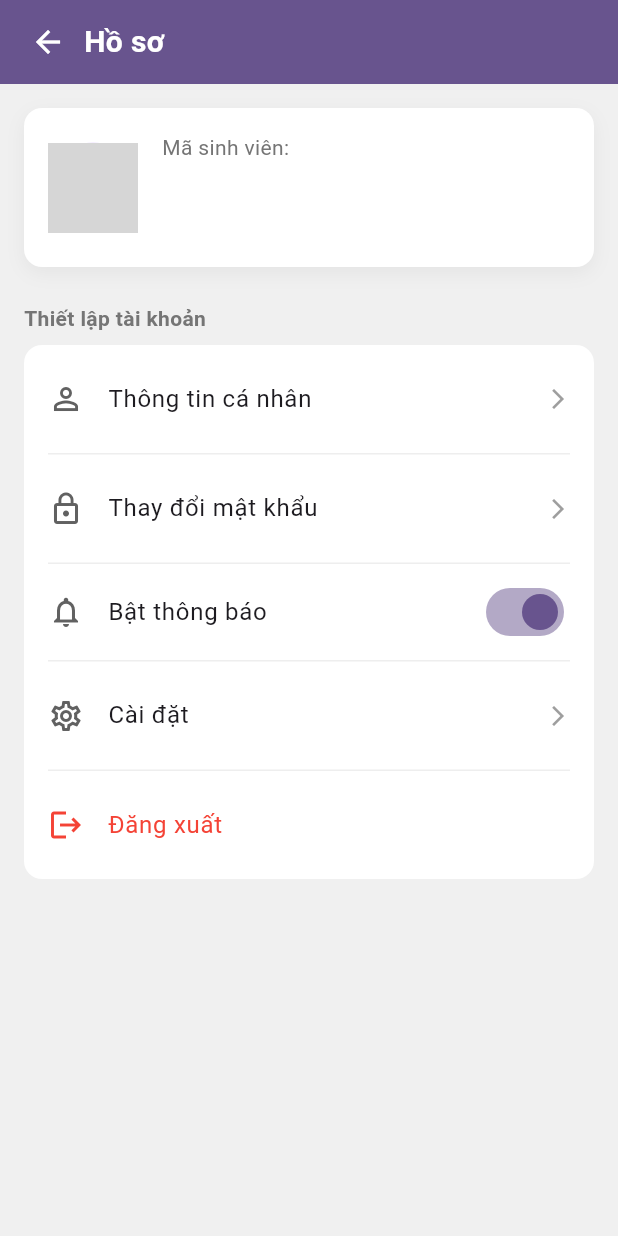
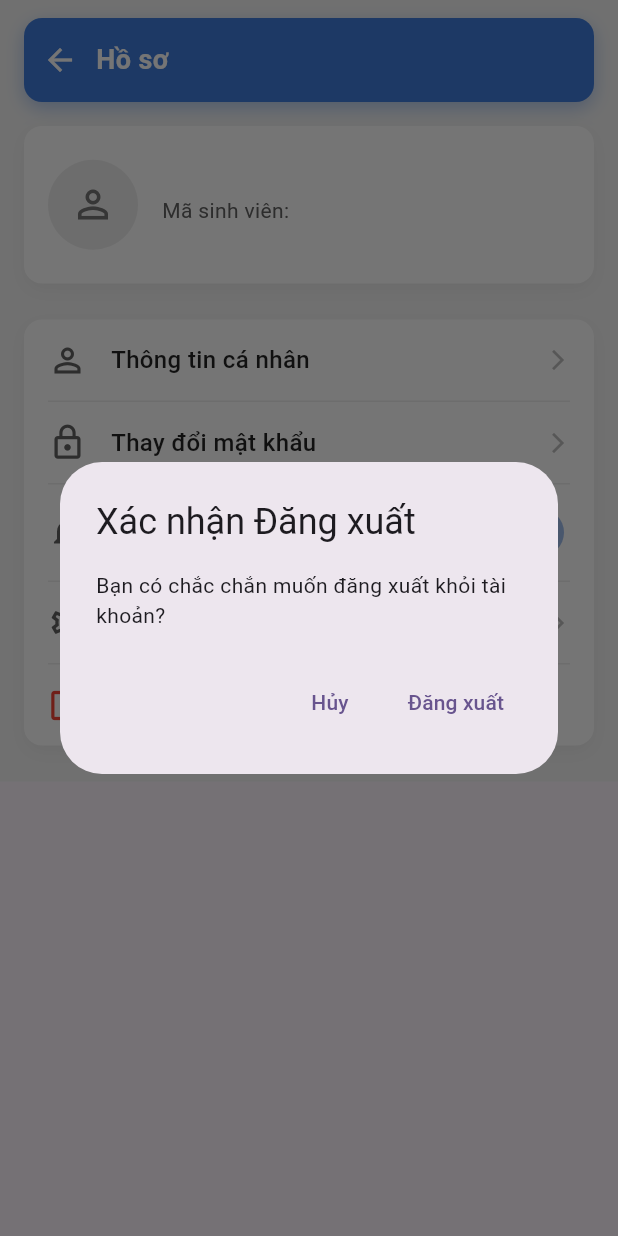
Before and after one commit to thanglele/CSE441_LapTrinhTrenCacThietBiDiDong, a Flutter app: the ProfileMenuScreen widget shown alone on an empty page, opened directly with empty values, after a tap on "Đăng xuất", on a phone screen of 412 x 824 dp. Run offline on Flutter 3.47's test engine with Material 3 defaults, Android fonts, the light colour scheme and no system bars; Roboto replaces fonts that are missing (Ubuntu); grey boxes are pictures that could not be loaded.

Commit message:
Menu Hồ sơ áp dụng theme & Logout

```diff
--- a/mytlu/lib/Students/profile/screens/profile_menu_screen.dart
+++ b/mytlu/lib/Students/profile/screens/profile_menu_screen.dart
@@ -1,14 +1,18 @@
 import 'package:flutter/material.dart';
 import 'package:mytlu/Students/profile/models/student_profile.dart';
-import 'package:mytlu/Students/profile/screens/profile_screen.dart'; // Màn hình "Thông tin cá nhân"
-// (Bạn cũng cần import màn hình "Thay đổi mật khẩu" ở đây)
-// import 'package:mytlu/Students/profile/screens/change_password_screen.dart';
+import 'package:mytlu/Students/theme/app_theme.dart';
 
-/// Màn hình "Menu Hồ sơ" (Tab 3)
-/// Nó nhận dữ liệu profile và 1 hàm callback để quay về tab "Lịch học"
-class ProfileMenuScreen extends StatefulWidget {
+import 'package:mytlu/Students/profile/screens/profile_screen.dart';
+
+import 'package:mytlu/services/user_session.dart';
+
+import 'package:mytlu/presentation/splash_screen.dart';
+
+/// Đây là màn hình "Menu Hồ sơ" (nội dung của Tab 3)
+class ProfileMenuScreen extends StatelessWidget {
+
   final StudentProfile profile;
-  final ValueChanged<int> onSwitchTab; // Hàm callback để đổi tab
+  final Function(int) onSwitchTab; // Hàm để quay về 'Lịch học'
 
   const ProfileMenuScreen({
     super.key,
@@ -17,78 +21,39 @@ class ProfileMenuScreen extends StatefulWidget {
   });
 
   @override
-  State<ProfileMenuScreen> createState() => _ProfileMenuScreenState();
-}
+  Widget build(BuildContext context) {
 
-class _ProfileMenuScreenState extends State<ProfileMenuScreen> {
-  bool _notificationsEnabled = true; // State cho nút gạt
+    return Container(
+      color: const Color(0xFFF5F5F5),
+      child: SingleChildScrollView(
+        child: Column(
+          children: [
 
-  @override
-  Widget build(BuildContext context) {
-    // Lấy màu từ Theme (Giả sử theme của bạn có màu này)
-    final Color primaryColor = Theme.of(context).primaryColor; // #407CDC
+            const SizedBox(height: 12),
 
-    return Scaffold(
-      backgroundColor: Color(0xFFF0F0F0), // Màu nền xám nhạt
-      body: Column(
-        children: [
-          // 1. THANH TITLE "HỒ SƠ" (Theo yêu cầu của bạn)
+            // 1. Thanh TitleBar "<-- Hồ sơ"
+            _buildTitleBar(context),
+
+            const SizedBox(height: 16),
+
+            // 2. Thẻ thông tin (UserCard)
+            _buildProfileCard(profile),
+
+            const SizedBox(height: 24),
+
+            // 3. Menu
             Container(
-            color: primaryColor,
-            child: SafeArea(
-              bottom: false,
-              child: Container(
-                padding: EdgeInsets.symmetric(horizontal: 8, vertical: 4),
-                child: Row(
-                  children: [
-                    IconButton(
-                      icon: Icon(Icons.arrow_back, color: Colors.white),
-                      onPressed: () {
-                        // Yêu cầu: "khi bấm mũi tên quay về thì quay về lịch học"
-                        // Gọi hàm callback, truyền vào index 0 (Lịch học)
-                        widget.onSwitchTab(0);
-                      },
-                    ),
-                    Text(
-                      'Hồ sơ',
-                      style: TextStyle(
-                        fontSize: 20,
-                        fontWeight: FontWeight.bold,
-                        fontFamily: 'Ubuntu',
-                        color: Colors.white,
-                      ),
-                    ),
-                  ],
-                ),
-              ),
-            ),
-          ),
-
-          // 2. NỘI DUNG CHÍNH (Cuộn được)
-          Expanded(
-            child: ListView(
-              padding: EdgeInsets.all(16.0),
-              children: [
-                // Thẻ thông tin sinh viên
-                _buildProfileCard(widget.profile),
-
-                SizedBox(height: 24),
-
-                // Danh sách cài đặt
-                Text(
-                  'Thiết lập tài khoản',
-                  style: TextStyle(
-                    color: Colors.grey[600],
-                    fontWeight: FontWeight.bold,
-                    fontSize: 14,
-                  ),
-                ),
-                SizedBox(height: 8),
-
-                Container(
+              margin: const EdgeInsets.symmetric(horizontal: 16),
               decoration: BoxDecoration(
                 color: Colors.white,
                 borderRadius: BorderRadius.circular(12),
+                boxShadow: [
+                  BoxShadow(
+                    color: Colors.black.withAlpha(13),
+                    blurRadius: 10,
+                    offset: Offset(0, 4),
+                  )
+                ],
               ),
               child: Column(
                 children: [
@@ -97,7 +62,7 @@ class _ProfileMenuScreenState extends State<ProfileMenuScreen> {
                     text: 'Thông tin cá nhân',
                     icon: Icons.person_outline,
                     onTap: () {
-                          // ĐÃ THÊM: Điều hướng đến màn hình chi tiết
+                      // Điều hướng đến màn hình profile
                       Navigator.push(
                         context,
                         MaterialPageRoute(
@@ -112,30 +77,24 @@ class _ProfileMenuScreenState extends State<ProfileMenuScreen> {
                     text: 'Thay đổi mật khẩu',
                     icon: Icons.lock_outline,
                     onTap: () {
-                          // (Điều hướng đến màn hình Thay đổi mật khẩu)
-                          // Navigator.push(context, MaterialPageRoute(
-                          //   builder: (context) => ChangePasswordScreen(),
-                          // ));
+                      // TODO: Điều hướng đến ChangePasswordScreen
                     },
                   ),
                   _buildDivider(),
 
-                      // Hàng đặc biệt cho Nút gạt
+                  //  Nút gạt
                   SwitchListTile(
-                        value: _notificationsEnabled,
-                        onChanged: (value) {
-                          setState(() {
-                            _notificationsEnabled = value;
-                          });
+                    title: const Text(
+                      'Bật thông báo',
+                      style: TextStyle(fontSize: 16, fontWeight: FontWeight.w500),
+                    ),
+                    value: true, // (Bạn sẽ cần biến state ở đây sau)
+                    onChanged: (bool value) {
+                      // TODO: Xử lý bật/tắt thông báo
                     },
-                        title: Text(
-                          'Bật thông báo',
-                          style: TextStyle(fontSize: 16, fontFamily: 'Ubuntu'),
-                        ),
                     secondary: Icon(Icons.notifications_none, color: Colors.grey[700]),
-                        // 'activeColor' is deprecated. Use 'activeThumbColor' and 'activeTrackColor'.
-                        activeThumbColor: primaryColor,
-                        activeTrackColor: primaryColor.withAlpha(128), // 50% opacity
+                    activeThumbColor: AppTheme.primaryColor,
+                    activeTrackColor: AppTheme.primaryColor.withAlpha(128),
                     contentPadding: EdgeInsets.symmetric(horizontal: 16, vertical: 4),
                   ),
 
@@ -144,30 +103,111 @@ class _ProfileMenuScreenState extends State<ProfileMenuScreen> {
                     context: context,
                     text: 'Cài đặt',
                     icon: Icons.settings_outlined,
-                        onTap: () {},
+                    onTap: () {
+                      // TODO: Điều hướng đến SettingsScreen
+                    },
                   ),
                   _buildDivider(),
-
-                      // Hàng đặc biệt cho Đăng xuất
-                      ListTile(
-                        leading: Icon(Icons.logout, color: Colors.red),
-                        title: Text(
-                          'Đăng xuất',
-                          style: TextStyle(
-                            fontSize: 16,
-                            fontFamily: 'Ubuntu',
-                            color: Colors.red, // Màu đỏ
-                          ),
-                        ),
+                  _buildMenuRow(
+                    context: context,
+                    text: 'Đăng xuất',
+                    icon: Icons.logout,
+                    color: Colors.red,
                     onTap: () {
-                          // (Gọi hàm đăng xuất từ UserSession)
+                      //  2. GỌI HÀM XỬ LÝ ĐĂNG XUẤT
+                      _handleLogout(context);
                     },
-                        contentPadding: EdgeInsets.symmetric(horizontal: 16, vertical: 8),
                   ),
                 ],
               ),
             ),
+            const SizedBox(height: 24), // Thêm padding ở dưới
           ],
+        ),
+      ),
+    );
+  }
+
+  // HÀM XỬ LÝ ĐĂNG XUẤT
+
+  /// Hiển thị dialog xác nhận và xử lý đăng xuất
+  Future<void> _handleLogout(BuildContext context) async {
+    // lấy Navigator TRƯỚC khi await, để tránh lỗi "async gap"
+    // kiểm tra xem widget có còn trên cây không
+    if (!context.mounted) return;
+    final navigator = Navigator.of(context);
+
+    // Hiển thị Dialog xác nhận
+    final bool? confirmed = await showDialog<bool>(
+      context: context,
+      builder: (BuildContext dialogContext) {
+        return AlertDialog(
+          title: Text('Xác nhận Đăng xuất'),
+          content: Text('Bạn có chắc chắn muốn đăng xuất khỏi tài khoản?'),
+          actions: [
+            TextButton(
+              child: Text('Hủy'),
+              onPressed: () {
+                Navigator.pop(dialogContext, false); // Trả về false
+              },
+            ),
+            TextButton(
+              child: Text('Đăng xuất'),
+              onPressed: () {
+                Navigator.pop(dialogContext, true); // Trả về true
+              },
+            ),
+          ],
+        );
+      },
+    );
+
+    // 3. Nếu người dùng không xác nhận (nhấn Hủy hoặc bấm ra ngoài), thì dừng lại
+    if (confirmed == null || confirmed == false) {
+      return;
+    }
+
+    // 4. (Nếu xác nhận) Xóa Session (Token)
+    await UserSession().clearSession();
+
+    // 5. Quay về SplashScreen.
+    // SplashScreen sẽ tự động kiểm tra (không còn token) và đẩy về LoginScreen.
+    navigator.pushAndRemoveUntil(
+      MaterialPageRoute(builder: (context) => const SplashScreen()),
+          (route) => false, // Xóa tất cả các màn hình cũ
+    );
+  }
+  /// Widget con cho Thanh Title "<-- Hồ sơ"
+  Widget _buildTitleBar(BuildContext context) {
+    return Container(
+      margin: const EdgeInsets.symmetric(horizontal: 16),
+      height: 56,
+      decoration: BoxDecoration(
+        color: AppTheme.primaryColor,
+        borderRadius: BorderRadius.circular(12),
+        boxShadow: [
+          BoxShadow(
+            color: AppTheme.primaryColor.withAlpha(100),
+            blurRadius: 10,
+            offset: Offset(0, 4),
+          )
+        ],
+      ),
+      child: Row(
+        children: [
+          IconButton(
+            icon: const Icon(Icons.arrow_back, color: Colors.white),
+            onPressed: () {
+              // Quay về Tab 0 (Lịch học)
+              onSwitchTab(0);
+            },
+          ),
+          const Text(
+            'Hồ sơ',
+            style: TextStyle(
+              fontSize: 18,
+              fontWeight: FontWeight.bold,
+              color: Colors.white,
             ),
           ),
         ],
@@ -175,17 +215,17 @@ class _ProfileMenuScreenState extends State<ProfileMenuScreen> {
     );
   }
 
-  // Widget con: Thẻ thông tin SV
+  /// Widget con cho Thẻ User (Card)
   Widget _buildProfileCard(StudentProfile profile) {
     return Container(
-      padding: const EdgeInsets.all(16.0),
+      margin: const EdgeInsets.symmetric(horizontal: 16),
+      padding: const EdgeInsets.all(16),
       decoration: BoxDecoration(
         color: Colors.white,
         borderRadius: BorderRadius.circular(12),
         boxShadow: [
           BoxShadow(
-            // 'withOpacity' is deprecated. Use 'withAlpha'.
-            color: Colors.black.withAlpha(13), // (0.05 * 255 = 12.75, rounded to 13)
+            color: Colors.black.withAlpha(13), // 5% opacity
             blurRadius: 10,
             offset: Offset(0, 4),
           )
@@ -195,39 +235,35 @@ class _ProfileMenuScreenState extends State<ProfileMenuScreen> {
         children: [
           CircleAvatar(
             radius: 30,
-            backgroundImage: NetworkImage(profile.avatarUrl != null && profile.avatarUrl!.isNotEmpty
-                ? profile.avatarUrl!
-                : 'https://i.pravatar.cc/150'), // Ảnh dự phòng
+            backgroundColor: Colors.grey[200],
+            // Dùng avatarUrl từ profile (nếu có)
+            backgroundImage: (profile.avatarUrl != null && profile.avatarUrl!.isNotEmpty)
+                ? NetworkImage(profile.avatarUrl!)
+                : null,
+            child: (profile.avatarUrl == null || profile.avatarUrl!.isEmpty)
+                ? Icon(Icons.person_outline, size: 30, color: Colors.grey[600])
+                : null,
           ),
-          SizedBox(width: 16),
+          const SizedBox(width: 16),
           Column(
             crossAxisAlignment: CrossAxisAlignment.start,
             children: [
               Text(
-                'Mã sinh viên: ${profile.studentCode}',
-                style: TextStyle(
-                  fontSize: 14,
-                  color: Colors.grey[600],
-                  fontFamily: 'Ubuntu',
+                profile.fullName, // <-- Dữ liệu động
+                style: const TextStyle(
+                  fontSize: 18,
+                  fontWeight: FontWeight.bold,
                 ),
               ),
-              SizedBox(height: 4),
+              const SizedBox(height: 4),
               Text(
-                profile.fullName,
-                style: TextStyle(
-                  fontSize: 18,
-                  fontWeight: FontWeight.bold,
-                  fontFamily: 'Ubuntu',
+                "Mã sinh viên: ${profile.studentCode}", // <-- Dữ liệu động
+                style: TextStyle(fontSize: 14, color: Colors.grey[700]),
               ),
-              ),
-              SizedBox(height: 4),
+              const SizedBox(height: 2),
               Text(
-                profile.adminClass,
-                style: TextStyle(
-                  fontSize: 14,
-                  color: Colors.grey[700],
-                  fontFamily: 'Ubuntu',
-                ),
+                profile.adminClass, // <-- Dữ liệu động
+                style: TextStyle(fontSize: 14, color: Colors.grey[700]),
               ),
             ],
           ),
@@ -236,27 +272,48 @@ class _ProfileMenuScreenState extends State<ProfileMenuScreen> {
     );
   }
 
-  // Widget con: Một hàng trong Menu
+  /// Widget con cho các hàng trong Menu
   Widget _buildMenuRow({
     required BuildContext context,
     required String text,
     required IconData icon,
-    required VoidCallback onTap,
+    VoidCallback? onTap,
+    Color? color,
   }) {
-    return ListTile(
-      leading: Icon(icon, color: Colors.grey[700]),
-      title: Text(
+    return InkWell(
+      onTap: onTap,
+      child: Padding(
+        padding: const EdgeInsets.symmetric(horizontal: 16, vertical: 14),
+        child: Row(
+          children: [
+            Icon(icon, color: color ?? Colors.grey[700], size: 26),
+            const SizedBox(width: 16),
+            Expanded(
+              child: Text(
                 text,
-        style: TextStyle(fontSize: 16, fontFamily: 'Ubuntu'),
+                style: TextStyle(
+                  fontSize: 16,
+                  fontWeight: FontWeight.w500,
+                  color: color ?? Colors.black87,
                 ),
-      trailing: Icon(Icons.arrow_forward_ios, size: 16, color: Colors.grey[500]),
-      onTap: onTap,
-      contentPadding: EdgeInsets.symmetric(horizontal: 16, vertical: 8),
+              ),
+            ),
+            if (onTap != null && text != 'Đăng xuất') // Chỉ hiển thị > cho các mục điều hướng
+              Icon(Icons.arrow_forward_ios, color: Colors.grey[400], size: 16),
+          ],
+        ),
+      ),
     );
   }
 
-  // Widget con: Dấu gạch ngang
+  /// Widget con cho đường kẻ ngang
   Widget _buildDivider() {
-    return Divider(height: 1, indent: 16, endIndent: 16, color: Colors.grey[200]);
+    return Divider(
+      height: 1,
+      thickness: 1,
+      color: Colors.grey[200],
+      indent: 16,
+      endIndent: 16,
+    );
   }
 }
--- a/mytlu/lib/Students/student_dashboard.dart
+++ b/mytlu/lib/Students/student_dashboard.dart
@@ -1,17 +1,17 @@
 import 'package:flutter/material.dart';
 
-// IMPORT CÁC THÀNH PHẦN (VỎ)
+
 import 'package:mytlu/Students/common_widgets/student_header.dart';
 import 'package:mytlu/Students/common_widgets/student_footer.dart';
 
-//  IMPORT LOGIC ĐỂ GỌI API HEADER
+
 import 'package:mytlu/Students/profile/models/student_profile.dart';
 import 'package:mytlu/Students/profile/services/profile_service.dart';
 
-//  IMPORT 4 MÀN HÌNH CON (TƯƠNG ỨNG 4 TAB)
+
 import 'package:mytlu/Students/profile/screens/profile_menu_screen.dart';
 
-
+import 'package:mytlu/Students/theme/app_theme.dart';
 
 class StudentDashboard extends StatefulWidget {
   const StudentDashboard({super.key});
@@ -42,7 +42,9 @@ class _StudentDashboardState extends State<StudentDashboard> {
 
   @override
   Widget build(BuildContext context) {
-    return Scaffold(
+    return Theme(
+        data: AppTheme.lightTheme,
+      child: Scaffold(
       // 1. HEADER (Luôn cố định ở trên)
 
       appBar: PreferredSize(
@@ -69,7 +71,7 @@ class _StudentDashboardState extends State<StudentDashboard> {
         ),
       ),
 
-      // 2. NỘI DUNG (SỬA LẠI BODY)
+      // 2. NỘI DUNG
       body: FutureBuilder<StudentProfile>(
         future: _profileFuture,
         builder: (context, snapshot) {
@@ -116,6 +118,7 @@ class _StudentDashboardState extends State<StudentDashboard> {
         currentIndex: _currentIndex,
         onTap: _onSwitchTab, // Dùng hàm callback
       ),
+      ),
     );
   }
 }
```
Lines whose indentation alone changed are shown as unchanged.
